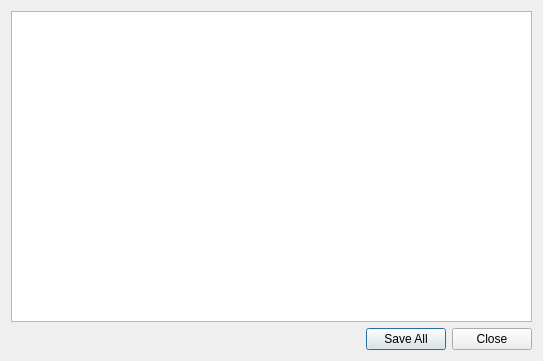
Qt form gui-Qt/src/SaldoDialog.ui (Bjoe/member-manager) before a commit.
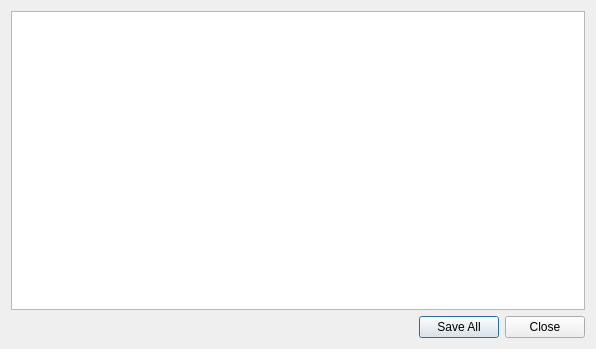
The same form after that commit.

Commit message: Button fuer Fee / Contribution Tabelle eingefuegt.

```diff
--- a/gui-Qt/src/SaldoDialog.ui
+++ b/gui-Qt/src/SaldoDialog.ui
@@ -6,8 +6,8 @@
    <rect>
     <x>0</x>
     <y>0</y>
-    <width>543</width>
-    <height>361</height>
+    <width>596</width>
+    <height>349</height>
    </rect>
   </property>
   <property name="windowTitle">
```
The commit also changes 6 other files.
